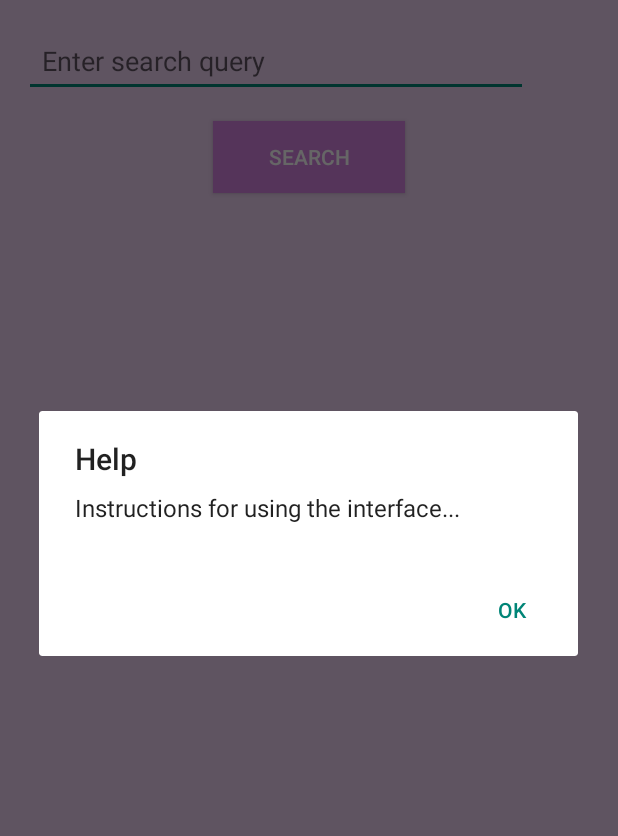
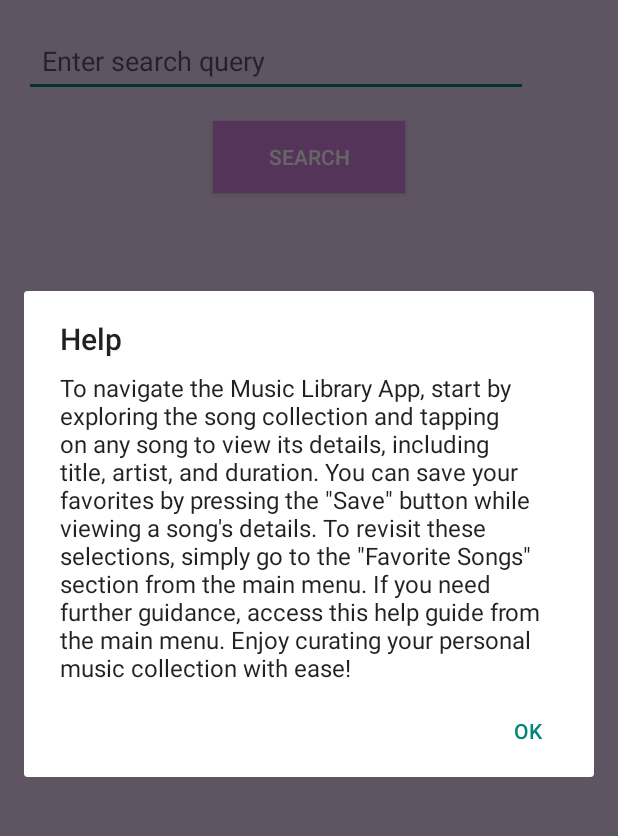
Before and after one commit to arshpreetkaur03/Final_Project, an Android app: the screen it shows after launch (MainActivity), in the options menu, after a tap on "Help", on a phone screen of 412 x 824 dp, the part 84-920 px from its top. Run offline under Robolectric (Android 15) with nearby library versions, the phone set to English and light mode, and no system bars; our stand-ins replace Room's generated code, Volley; network calls fail; pictures from the network do not load.

Commit message:
implement some changes in string and in java file

```diff
--- a/app/src/main/java/algonquin/cst2335/final_project/Database/SearchHistory.java
+++ b/app/src/main/java/algonquin/cst2335/final_project/Database/SearchHistory.java
@@ -1,5 +1,6 @@
 package algonquin.cst2335.final_project.Database;
 
+import androidx.room.ColumnInfo;
 import androidx.room.Entity;
 import androidx.room.PrimaryKey;
 
--- a/app/src/main/java/algonquin/cst2335/final_project/MainActivity.java
+++ b/app/src/main/java/algonquin/cst2335/final_project/MainActivity.java
@@ -67,7 +67,7 @@ public class MainActivity extends AppCompatActivity implements SongAdapter.OnIte
 
         // Initialize search EditText
         searchEditText = findViewById(R.id.search_edit_text);
-//Initialize Room db
+            //Initialize Room db
         db = Room.databaseBuilder(getApplicationContext(),
                 AppDatabase.class, "searchHistory").build();
         searchHistoryDao = db.searchHistoryDao();
@@ -138,7 +138,7 @@ public class MainActivity extends AppCompatActivity implements SongAdapter.OnIte
         getMenuInflater().inflate(R.menu.main_menu, menu);
         MenuItem searchItem = menu.findItem(R.id.action_search);
         SearchView searchView = (SearchView) searchItem.getActionView();
-        searchView.setQueryHint("Search Artists");
+        searchView.setQueryHint(getString(R.string.search_artists));
 
         searchView.setOnQueryTextListener(new SearchView.OnQueryTextListener() {
             @Override
@@ -175,8 +175,8 @@ public class MainActivity extends AppCompatActivity implements SongAdapter.OnIte
     private void showHelpDialog() {
         AlertDialog.Builder builder = new AlertDialog.Builder(this);
         builder.setTitle("Help");
-        builder.setMessage("Instructions for using the interface...");
-        builder.setPositiveButton("OK", null);
+        builder.setMessage(R.string.help);
+        builder.setPositiveButton(R.string.ok, null);
         AlertDialog dialog = builder.create();
         dialog.show();
     }
@@ -194,7 +194,7 @@ public class MainActivity extends AppCompatActivity implements SongAdapter.OnIte
         intent.putExtra("selectedSong", (Serializable) selectedSong);
         startActivity(intent);
         // Show a Snackbar message
-        showSnackbar("Song selected: " + selectedSong.getTitle());
+        showSnackbar(getString(R.string.song_selected) + selectedSong.getTitle());
     }
 
     @Override
--- a/app/src/main/res/layout/activity_main.xml
+++ b/app/src/main/res/layout/activity_main.xml
@@ -21,7 +21,7 @@
         android:layout_marginStart="16dp"
         android:layout_marginTop="16dp"
         android:layout_marginEnd="16dp"
-        android:hint="Enter search query"
+        android:hint="@string/enter_search_query"
         android:padding="12dp"
         android:textColor="@android:color/black" />
 
@@ -40,7 +40,7 @@
         android:paddingTop="8dp"
         android:paddingEnd="24dp"
         android:paddingBottom="8dp"
-        android:text="Search"
+        android:text="@string/search"
         android:textColor="@android:color/white" />
 
     <androidx.recyclerview.widget.RecyclerView
--- a/app/src/main/res/layout/album_activity.xml
+++ /dev/null
@@ -1,6 +0,0 @@
-<?xml version="1.0" encoding="utf-8"?>
-<androidx.constraintlayout.widget.ConstraintLayout xmlns:android="http://schemas.android.com/apk/res/android"
-    android:layout_width="match_parent"
-    android:layout_height="match_parent">
-
-</androidx.constraintlayout.widget.ConstraintLayout>
--- a/app/src/main/res/values/strings.xml
+++ b/app/src/main/res/values/strings.xml
@@ -5,5 +5,11 @@
     <string name="album_name">Album Name</string>
     <string name="artist_name">Artist Name</string>
     <string name="song_title">Song Title</string>
+    <string name="enter_search_query">Enter search query</string>
+    <string name="search">Search</string>
+    <string name="search_artists">Search Artists</string>
+    <string name="help">To navigate the Music Library App, start by exploring the song collection and tapping on any song to view its details, including title, artist, and duration. You can save your favorites by pressing the \"Save\" button while viewing a song\'s details. To revisit these selections, simply go to the \"Favorite Songs\" section from the main menu. If you need further guidance, access this help guide from the main menu. Enjoy curating your personal music collection with ease!</string>
+    <string name="song_selected">"Song selected: "</string>
+    <string name="ok">OK</string>
 
 </resources>
```
Also changed, not shown: app/src/main/java/algonquin/cst2335/final_project/AlbumActivity.java (deleted, +0 -18 lines), app/src/main/java/algonquin/cst2335/final_project/Database/Songd.java (+5 -6 lines), app/src/main/java/algonquin/cst2335/final_project/DetailsActivity.java (+11 -12 lines), app/src/main/java/algonquin/cst2335/final_project/FavoriteSongsActivity.java (+31 -12 lines), app/src/main/java/algonquin/cst2335/final_project/SongDatabaseHelper.java (deleted, +0 -49 lines), 1 other file.
